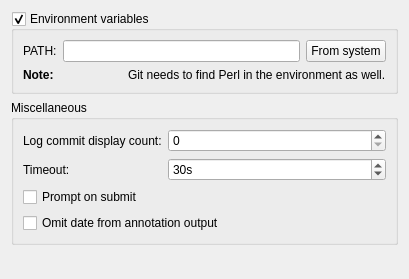
The window that src/plugins/git/settingspage.ui (qt-creator/qt-creator) describes before a commit, drawn with Qt 5.
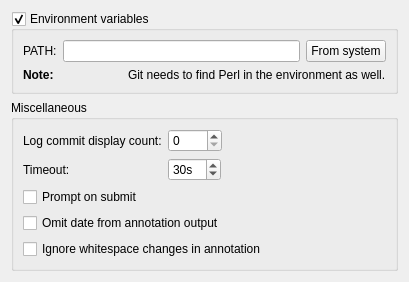
The same window after the commit.

Commit message:
Git/SVN: Ignore whitespace in annotation/blame (introduce setting).
Defaulting to true.

Task-number: QTCREATORBUG-502

The edit to the form file:
```diff
--- a/src/plugins/git/settingspage.ui
+++ b/src/plugins/git/settingspage.ui
@@ -71,6 +71,9 @@
       <string>Miscellaneous</string>
      </property>
      <layout class="QFormLayout" name="formLayout">
+      <property name="fieldGrowthPolicy">
+       <enum>QFormLayout::ExpandingFieldsGrow</enum>
+      </property>
       <item row="0" column="0">
        <widget class="QLabel" name="logCountLabel">
         <property name="text">
@@ -125,6 +128,13 @@
         </property>
        </widget>
       </item>
+      <item row="4" column="0" colspan="2">
+       <widget class="QCheckBox" name="spaceIgnorantBlameCheckBox">
+        <property name="text">
+         <string>Ignore whitespace changes in annotation</string>
+        </property>
+       </widget>
+      </item>
      </layout>
     </widget>
    </item>
```
The commit also changes 9 other files.
